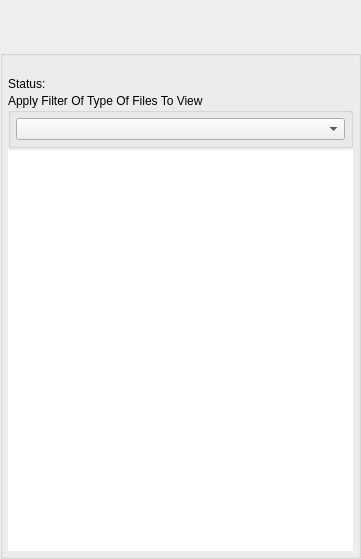
brettrjones-github/nolimitconnect, file GoTvApps/GoTvCommon/Forms/AppletPeerViewSharedFiles.ui: the form before one commit.
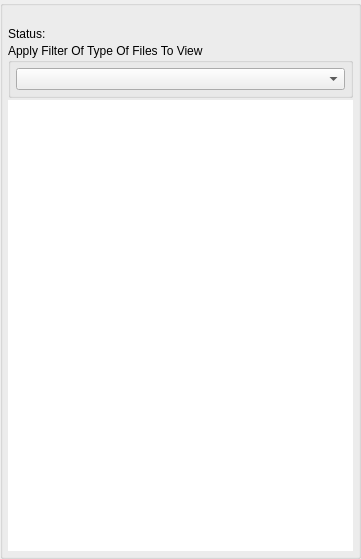
The form after the commit. Custom widgets are drawn as their Qt base class.

```diff
--- a/GoTvApps/GoTvCommon/Forms/AppletPeerViewSharedFiles.ui
+++ b/GoTvApps/GoTvCommon/Forms/AppletPeerViewSharedFiles.ui
@@ -1,7 +1,7 @@
 <?xml version="1.0" encoding="UTF-8"?>
 <ui version="4.0">
- <class>ViewFriendsSharedFilesDialog</class>
- <widget class="QWidget" name="ViewFriendsSharedFilesDialog">
+ <class>AppletPeerViewSharedFilesUi</class>
+ <widget class="QWidget" name="AppletPeerViewSharedFilesUi">
   <property name="windowModality">
    <enum>Qt::ApplicationModal</enum>
   </property>
@@ -13,6 +13,12 @@
     <height>559</height>
    </rect>
   </property>
+  <property name="sizePolicy">
+   <sizepolicy hsizetype="Expanding" vsizetype="Expanding">
+    <horstretch>0</horstretch>
+    <verstretch>0</verstretch>
+   </sizepolicy>
+  </property>
   <property name="windowTitle">
    <string>Browse Files</string>
   </property>
@@ -38,30 +44,14 @@
    <property name="bottomMargin">
     <number>0</number>
    </property>
-   <item>
-    <widget class="TitleBarWidget" name="m_TitleBarWidget" native="true">
-     <property name="sizePolicy">
-      <sizepolicy hsizetype="Preferred" vsizetype="Preferred">
-       <horstretch>0</horstretch>
-       <verstretch>0</verstretch>
-      </sizepolicy>
-     </property>
-     <property name="minimumSize">
-      <size>
-       <width>0</width>
-       <height>50</height>
-      </size>
-     </property>
-     <property name="maximumSize">
-      <size>
-       <width>16777215</width>
-       <height>130</height>
-      </size>
-     </property>
-    </widget>
-   </item>
    <item>
     <widget class="QGroupBox" name="FileItemsBox">
+     <property name="sizePolicy">
+      <sizepolicy hsizetype="Expanding" vsizetype="Expanding">
+       <horstretch>0</horstretch>
+       <verstretch>0</verstretch>
+      </sizepolicy>
+     </property>
      <property name="minimumSize">
       <size>
        <width>0</width>
@@ -196,40 +186,9 @@
      </layout>
     </widget>
    </item>
-   <item>
-    <widget class="BottomBarWidget" name="m_BottomBarWidget" native="true">
-     <property name="sizePolicy">
-      <sizepolicy hsizetype="Expanding" vsizetype="Minimum">
-       <horstretch>0</horstretch>
-       <verstretch>0</verstretch>
-      </sizepolicy>
-     </property>
-     <property name="minimumSize">
-      <size>
-       <width>30</width>
-       <height>0</height>
-      </size>
-     </property>
-     <property name="autoFillBackground">
-      <bool>true</bool>
-     </property>
-    </widget>
-   </item>
   </layout>
  </widget>
  <customwidgets>
-  <customwidget>
-   <class>TitleBarWidget</class>
-   <extends>QWidget</extends>
-   <header>TitleBarWidget.h</header>
-   <container>1</container>
-  </customwidget>
-  <customwidget>
-   <class>BottomBarWidget</class>
-   <extends>QWidget</extends>
-   <header location="global">BottomBarWidget.h</header>
-   <container>1</container>
-  </customwidget>
   <customwidget>
    <class>VxComboBoxFileFilter</class>
    <extends>QComboBox</extends>
```
